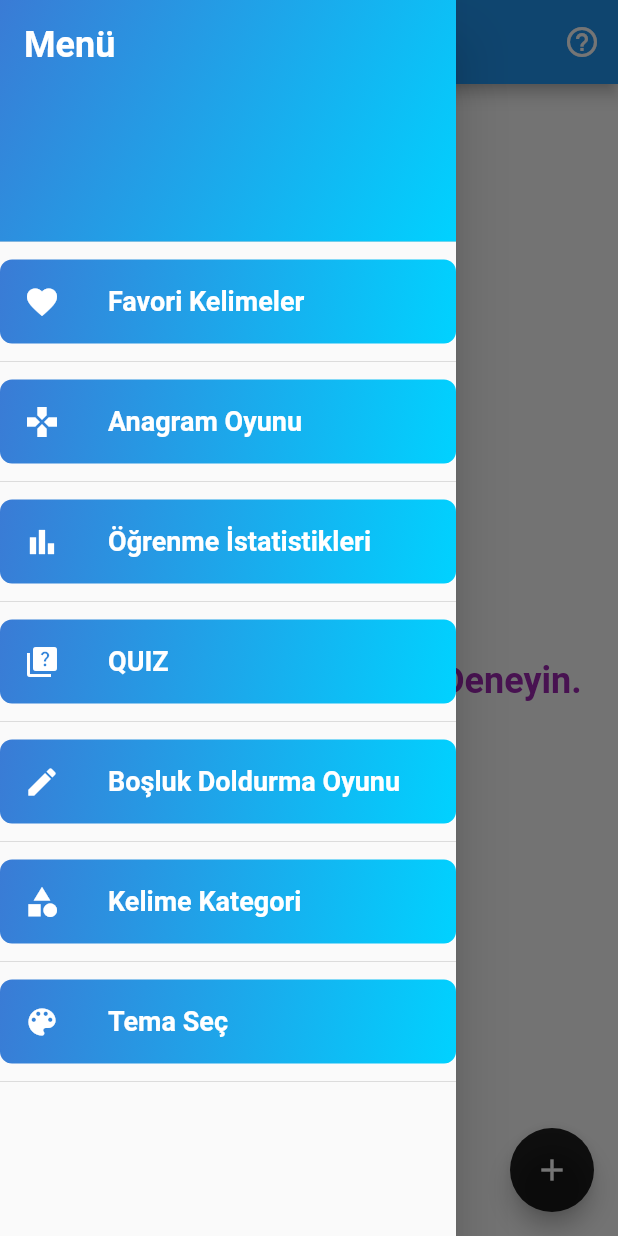
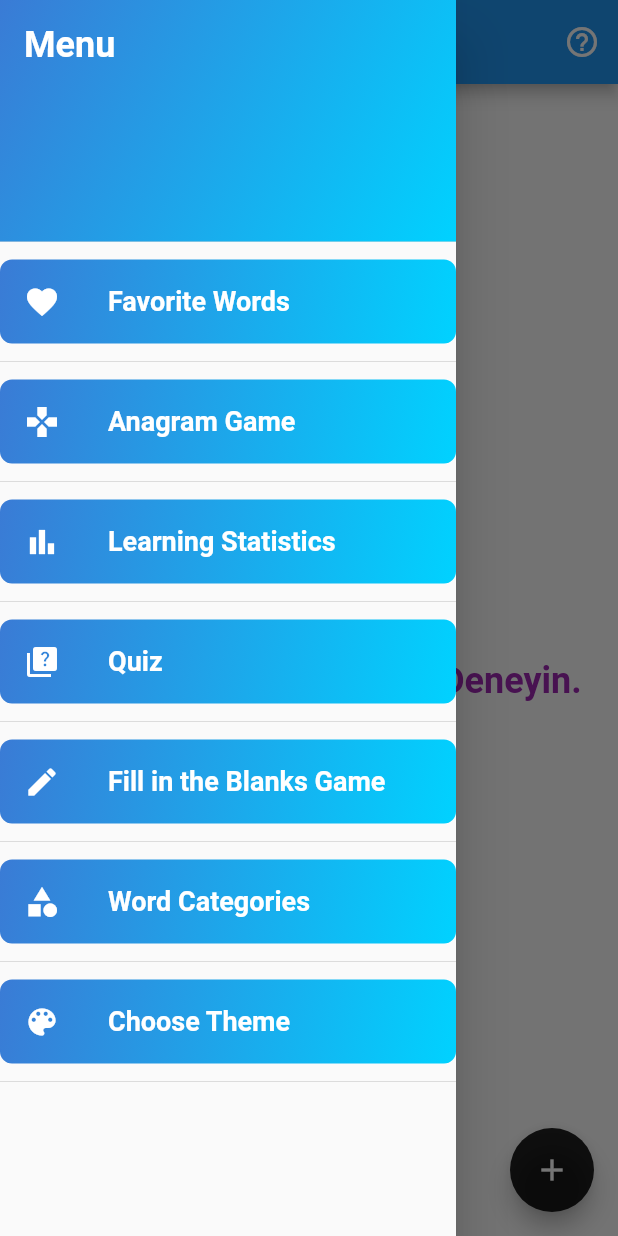
Before and after one commit to aysenursen/Word-Box, a Flutter app: the screen it shows after launch, with the side drawer open, on a phone screen of 412 x 824 dp. Run offline on Flutter 3.47's test engine with Material 2 defaults, Android fonts, the phone set to English and light mode, and no system bars; our stand-ins replace fl_chart, shared_preferences; generated files the repository leaves out were written again.

Commit message:
add new language localization

```diff
--- /dev/null
+++ b/my_words/lib/l10n/app_en.arb
@@ -0,0 +1,17 @@
+{
+  "menu": "Menu",
+  "favoriteWords": "Favorite Words",
+  "anagramGame": "Anagram Game",
+  "learningStatistics": "Learning Statistics",
+  "quiz": "Quiz",
+  "fillInTheBlanksGame": "Fill in the Blanks Game",
+  "wordCategories": "Word Categories",
+  "chooseTheme": "Choose Theme",
+  "save": "Save",
+  "exampleSentence": "Example Sentence",
+  "category": "Category",
+  "uncategorized": "*Words without a category will be saved in the 'Uncategorized' category.*",
+  "answer": "Answer",
+  "score": "Score",
+  "writeYourAnswerHere": "Write your answer here"
+}
--- a/my_words/lib/main.dart
+++ b/my_words/lib/main.dart
@@ -1,9 +1,10 @@
 import 'package:flutter/material.dart';
 import 'package:my_words/models/theme_model.dart';
 import 'package:provider/provider.dart';
-
+import 'package:flutter_localizations/flutter_localizations.dart';
 import 'screens/home_screen.dart';
 import 'models/words_model.dart';
+import 'package:flutter_gen/gen_l10n/app_localizations.dart';
 
 final GlobalKey<NavigatorState> navigatorKey = GlobalKey<NavigatorState>();
 void main() async {
@@ -41,6 +42,16 @@ class KelimeKumbarasiApp extends StatelessWidget {
         return MaterialApp(
           navigatorKey: navigatorKey,
           title: 'Kelime Kumbarası',
+          localizationsDelegates: [
+            AppLocalizations.delegate, // Adım 6'da oluşturulacak sınıf
+            GlobalMaterialLocalizations.delegate,
+            GlobalWidgetsLocalizations.delegate,
+            GlobalCupertinoLocalizations.delegate,
+          ],
+          supportedLocales: [
+            const Locale('en', ''), // İngilizce
+            const Locale('tr', ''), // Türkçe
+          ],
           theme: themeModel.currentTheme,
           home: HomeScreen(),
         );
--- a/my_words/lib/screens/home_screen.dart
+++ b/my_words/lib/screens/home_screen.dart
@@ -1,6 +1,6 @@
 import 'package:flutter/material.dart';
 import 'package:my_words/models/theme_model.dart';
-
+import 'package:flutter_gen/gen_l10n/app_localizations.dart';
 import 'package:my_words/screens/anagram_screen.dart';
 import 'package:my_words/screens/category_list_screen.dart';
 import 'package:my_words/screens/favorite_words_screen.dart';
@@ -39,9 +39,9 @@ class _HomeScreenState extends State<HomeScreen> {
       child: ListView(
         padding: EdgeInsets.zero,
         children: [
-          const DrawerHeader(
+           DrawerHeader(
             child: Text(
-              'Menü',
+              AppLocalizations.of(context)!.menu,
               style: TextStyle(
                   fontSize: 24,
                   fontWeight: FontWeight.bold,
@@ -58,49 +58,49 @@ class _HomeScreenState extends State<HomeScreen> {
           _buildDrawerItem(
             context: context,
             icon: Icons.favorite,
-            text: 'Favori Kelimeler',
+            text: AppLocalizations.of(context)!.favoriteWords,
             onTap: () => Navigator.push(context,
                 MaterialPageRoute(builder: (context) => FavoriteWordsScreen())),
           ),
           _buildDrawerItem(
             context: context,
             icon: Icons.gamepad,
-            text: 'Anagram Oyunu',
+            text: AppLocalizations.of(context)!.anagramGame,
             onTap: () => Navigator.push(context,
                 MaterialPageRoute(builder: (context) => const AnagramScreen())),
           ),
           _buildDrawerItem(
             context: context,
             icon: Icons.bar_chart,
-            text: 'Öğrenme İstatistikleri',
+            text: AppLocalizations.of(context)!.learningStatistics,
             onTap: () => Navigator.push(context,
                 MaterialPageRoute(builder: (context) => LearningStatsScreen())),
           ),
           _buildDrawerItem(
             context: context,
             icon: Icons.quiz,
-            text: 'QUIZ',
+            text: AppLocalizations.of(context)!.quiz,
             onTap: () => Navigator.push(context,
                 MaterialPageRoute(builder: (context) => const QuizScreen())),
           ),
           _buildDrawerItem(
             context: context,
             icon: Icons.create,
-            text: 'Boşluk Doldurma Oyunu',
+            text: AppLocalizations.of(context)!.fillInTheBlanksGame,
             onTap: () => Navigator.push(context,
                 MaterialPageRoute(builder: (context) => FillInTheBlanksGame())),
           ),
           _buildDrawerItem(
             context: context,
             icon: Icons.category,
-            text: 'Kelime Kategori',
+            text: AppLocalizations.of(context)!.wordCategories,
             onTap: () => Navigator.push(context,
                 MaterialPageRoute(builder: (context) => CategoryListScreen())),
           ),
           _buildDrawerItem(
             context: context,
             icon: Icons.color_lens,
-            text: 'Tema Seç',
+            text: AppLocalizations.of(context)!.chooseTheme,
             onTap: () => _showThemeDialog(context),
           ),
           // Burada yeni kategori için bir öğe ekleyin
@@ -116,7 +116,7 @@ class _HomeScreenState extends State<HomeScreen> {
       final themeModel = Provider.of<ThemeModel>(context, listen: false);
 
       return AlertDialog(
-        title: const Text('Tema Seç'),
+        title:  Text(AppLocalizations.of(context)!.chooseTheme),
         content: SingleChildScrollView(
           child: Column(
             children: [
```
Also changed, not shown: my_words/l10.yaml (added, +13 -0 lines), my_words/lib/l10n/app_tr.arb (added, +17 -0 lines), my_words/pubspec.yaml (+6 -2 lines), my_words/pubspec.lock, 7 other files.
